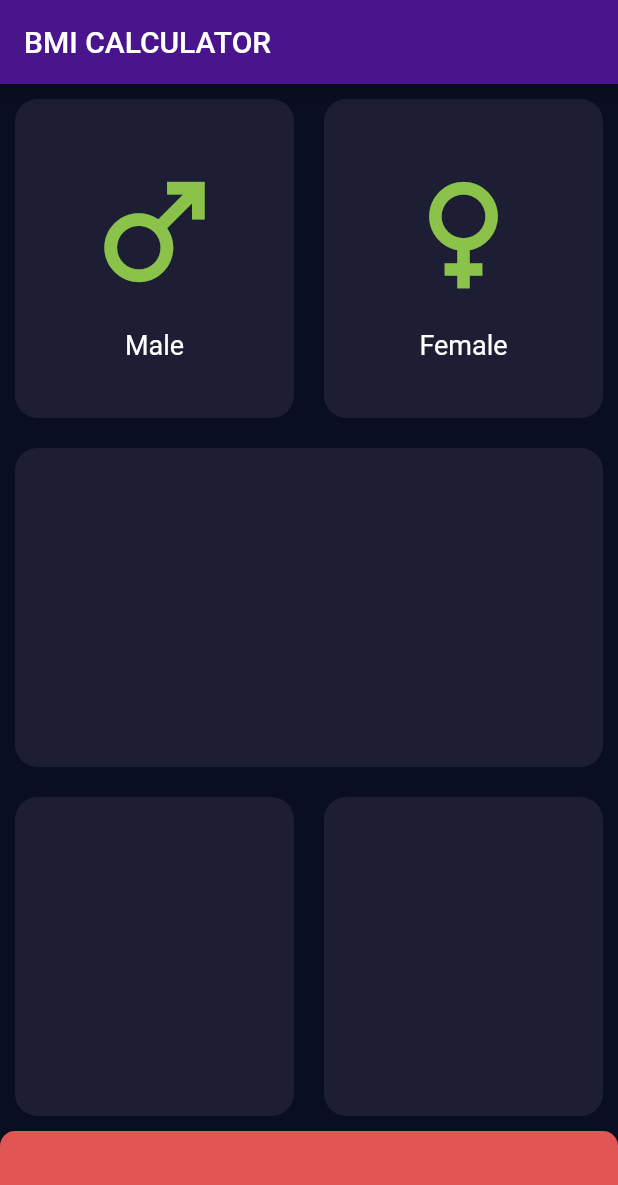
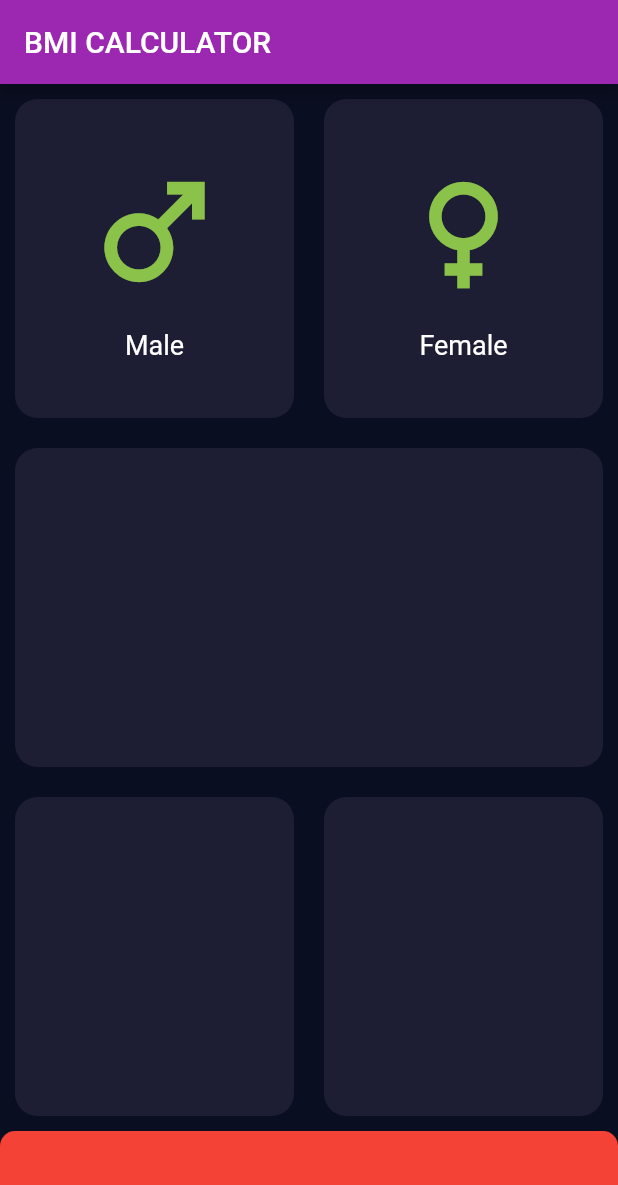
Before and after one commit to miikhaaeel/BMI-calculator, a Flutter app: the screen it shows after launch, on a phone screen of 412 x 824 dp. Shown: the top 1185 px of the screen. Run offline on Flutter 3.47's test engine with Material 2 defaults, Android fonts, the phone set to English and light mode, and no system bars.

Commit message:
edited constants

```diff
--- a/lib/components/constants.dart
+++ b/lib/components/constants.dart
@@ -1,6 +1,9 @@
 import 'package:flutter/material.dart';
 
 const kInactiveCardColour = Color(0xFF1D1E34);
-const kActiveCardColour = Colors.grey;
-const kBottomContainerColour = Color(0xFFE15555);
+const kActiveCardColour = Colors.purple;
+const kBottomContainerColour = Colors.red;
 const kBottomContainerHeight = 70.0;
+
+
+//(0xFFE15555)
--- a/lib/main.dart
+++ b/lib/main.dart
@@ -8,7 +8,7 @@ class BMICalculator extends StatelessWidget {
   Widget build(BuildContext context) {
     return MaterialApp(
       theme: ThemeData(
-        primaryColor: Colors.purple[900],
+        primaryColor: Colors.purple,
         scaffoldBackgroundColor: Color(0XFF0A0E21),
         accentColor: Colors.purple[900],
         textTheme: TextTheme(
```
